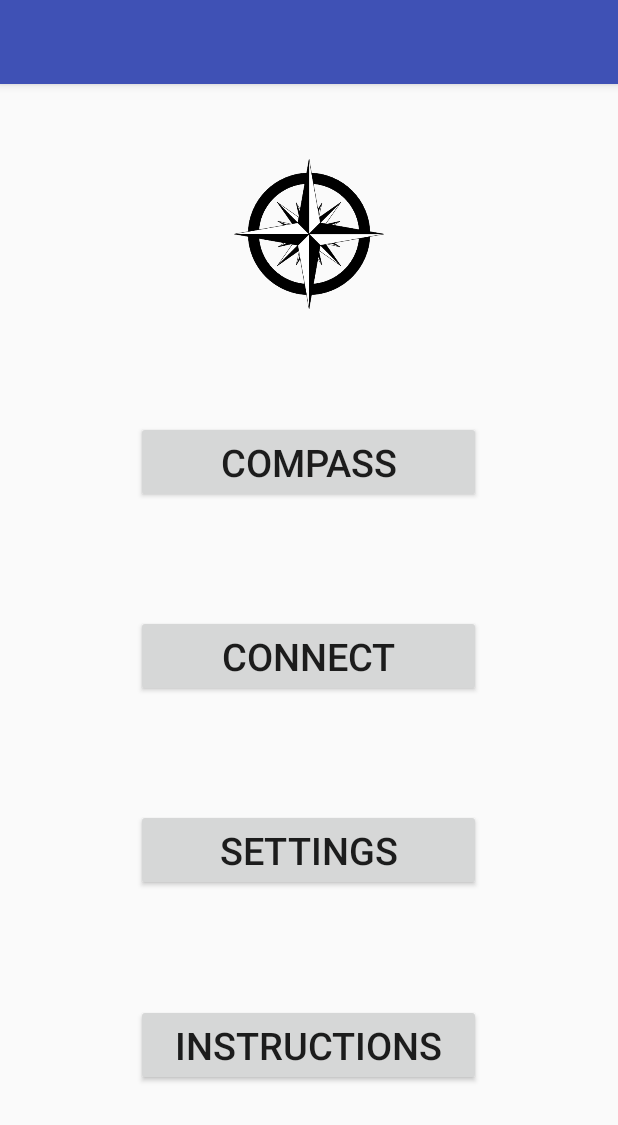
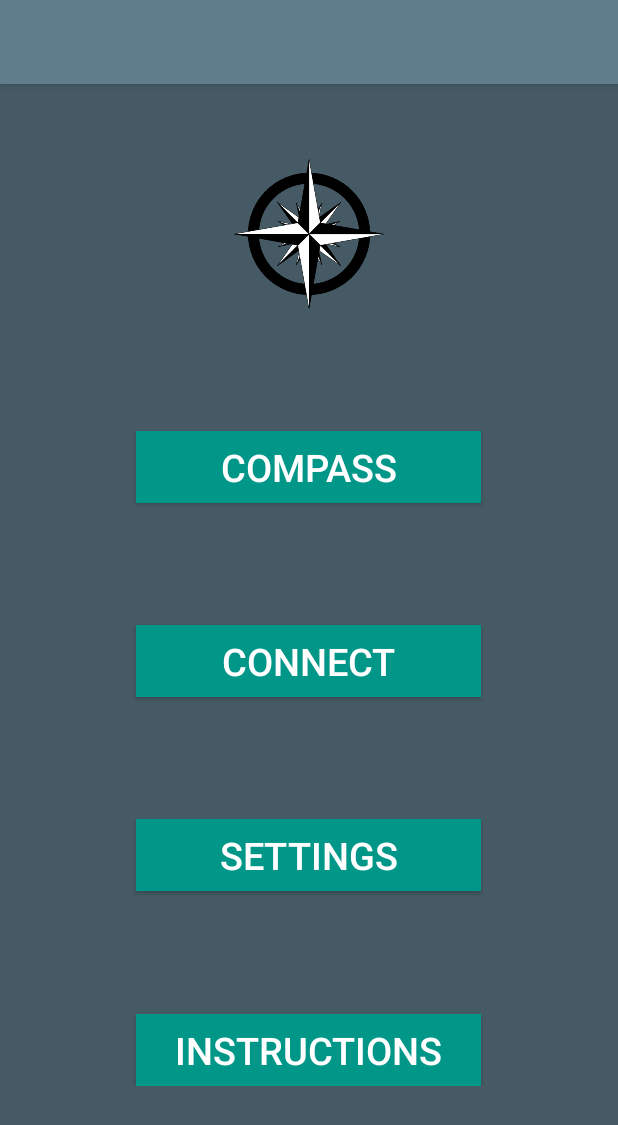
Before and after one commit to morales-201/GitDirection, an Android app: the screen it shows after launch (MainActivity), on a phone screen of 412 x 824 dp. Shown: the top 1125 px of the screen. Run offline under Robolectric (Android 15) with nearby library versions, the phone set to English and light mode, and no system bars.

Commit message:
Add color pallettee

```diff
--- a/app/src/main/res/layout/activity_main.xml
+++ b/app/src/main/res/layout/activity_main.xml
@@ -6,7 +6,7 @@
     xmlns:tools="http://schemas.android.com/tools"
     android:layout_width="match_parent"
     android:layout_height="match_parent"
-
+    android:background="@color/colorPrimaryDark"
     android:orientation="vertical"
     android:gravity="center"
     android:paddingBottom="100dp"
@@ -26,6 +26,8 @@
         android:id="@+id/compassButton"
         android:layout_height="wrap_content"
         android:layout_width="@dimen/buttonwidth"
+        android:background="@color/colorAccent"
+        android:textColor="@color/colorTextIcons"
         android:text="Compass"
         android:onClick="showCompass"
         android:textSize="25sp"
@@ -39,6 +41,8 @@
         android:id="@+id/destinationButton"
         android:layout_height="wrap_content"
         android:layout_width="@dimen/buttonwidth"
+        android:background="@color/colorAccent"
+        android:textColor="@color/colorTextIcons"
         android:text="Connect"
         android:onClick="showDestination"
         android:textSize="25sp"
@@ -51,6 +55,8 @@
         android:id="@+id/settingsButton"
         android:layout_height="wrap_content"
         android:layout_width="@dimen/buttonwidth"
+        android:background="@color/colorAccent"
+        android:textColor="@color/colorTextIcons"
         android:text="Settings"
         android:onClick="showSettings"
         android:textSize="25sp"
@@ -63,6 +69,8 @@
         android:id="@+id/instuctionsButton"
         android:layout_height="wrap_content"
         android:layout_width="@dimen/buttonwidth"
+        android:background="@color/colorAccent"
+        android:textColor="@color/colorTextIcons"
         android:text="Instructions"
         android:onClick="showInstructions"
         android:textSize="25sp"
--- a/app/src/main/res/layout/compass_page.xml
+++ b/app/src/main/res/layout/compass_page.xml
@@ -4,6 +4,7 @@
     xmlns:tools="http://schemas.android.com/tools"
     android:layout_width="match_parent"
     android:layout_height="match_parent"
+    android:background="@color/colorPrimaryDark"
     android:orientation="vertical"
     android:gravity="center"
     android:paddingBottom="100dp"
@@ -19,7 +20,8 @@
         android:id="@+id/compassBackButton"
         android:layout_height="wrap_content"
         android:layout_width="wrap_content"
-        android:text="Back"
+        android:background="@color/colorAccent"
+        android:textColor="@color/colorTextIcons"
         android:onClick="showMainPageAndStopLocationUpdates"
         android:textSize="25sp"
         />
--- a/app/src/main/res/layout/destination_page.xml
+++ b/app/src/main/res/layout/destination_page.xml
@@ -5,6 +5,7 @@
     xmlns:tools="http://schemas.android.com/tools"
     android:layout_width="match_parent"
     android:layout_height="match_parent"
+    android:background="@color/colorPrimaryDark"
     android:orientation="vertical"
     android:gravity="center"
     android:paddingBottom="100dp"
@@ -44,6 +45,8 @@
     <Button
         android:id="@+id/destinationBackButton"
         android:layout_height="wrap_content"
+        android:background="@color/colorAccent"
+        android:textColor="@color/colorTextIcons"
         android:layout_width="@dimen/buttonwidth"
         android:text="Back"
         android:onClick="showMainPageFromDestination"
--- a/app/src/main/res/values/colors.xml
+++ b/app/src/main/res/values/colors.xml
@@ -1,6 +1,12 @@
 <?xml version="1.0" encoding="utf-8"?>
 <resources>
-    <color name="colorPrimary">#3F51B5</color>
-    <color name="colorPrimaryDark">#303F9F</color>
-    <color name="colorAccent">#FF4081</color>
+    <color name="colorPrimary">#607D8B</color>
+    <color name="colorPrimaryDark">#455A64</color>
+    <color name="colorPrimaryLight">#CFD8DC</color>
+    <color name="colorTextIcons">#FFFFFF</color>
+    <color name="colorAccent">#009688</color>
+    <color name="colorPrimaryText">#212121</color>
+    <color name="colorTextSecondary">#757575</color>
+    <color name="colorDivider">#BDBDBD</color>
+
 </resources>
```
Also changed, not shown: app/src/main/res/layout/instructions_main.xml (added, +59 -0 lines), app/src/main/res/layout/settings_page.xml (+50 -6 lines).
